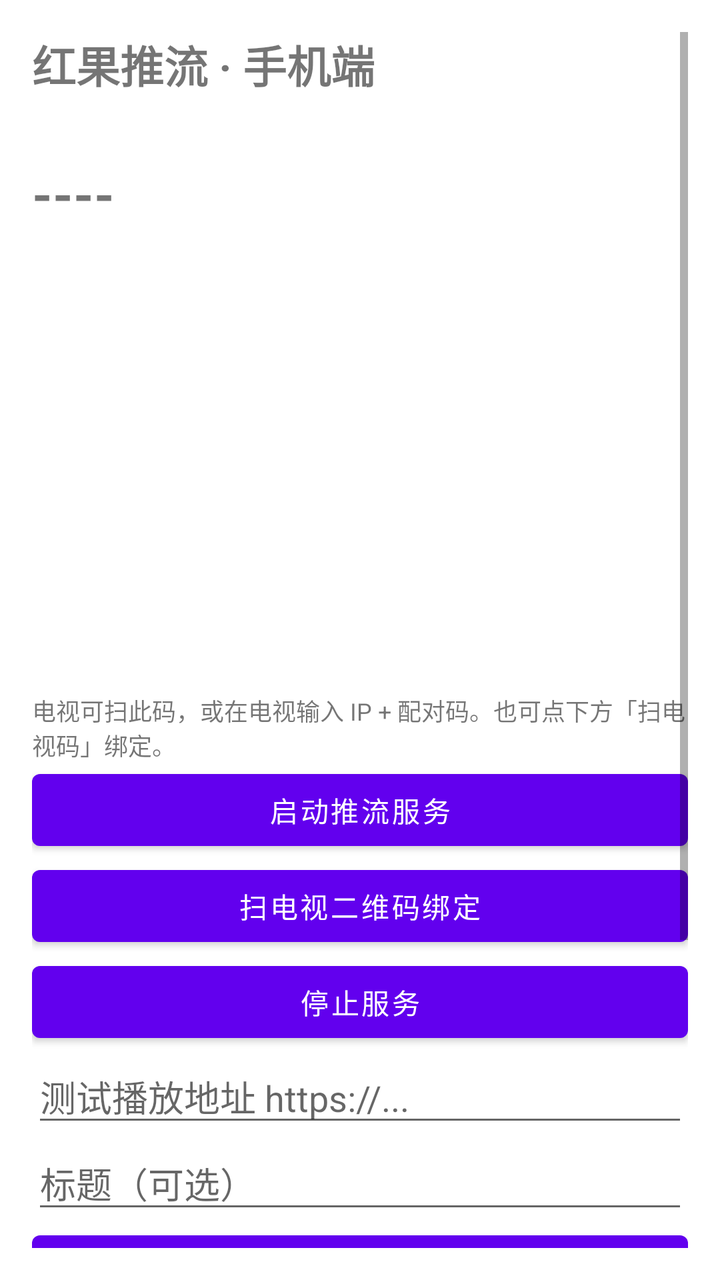
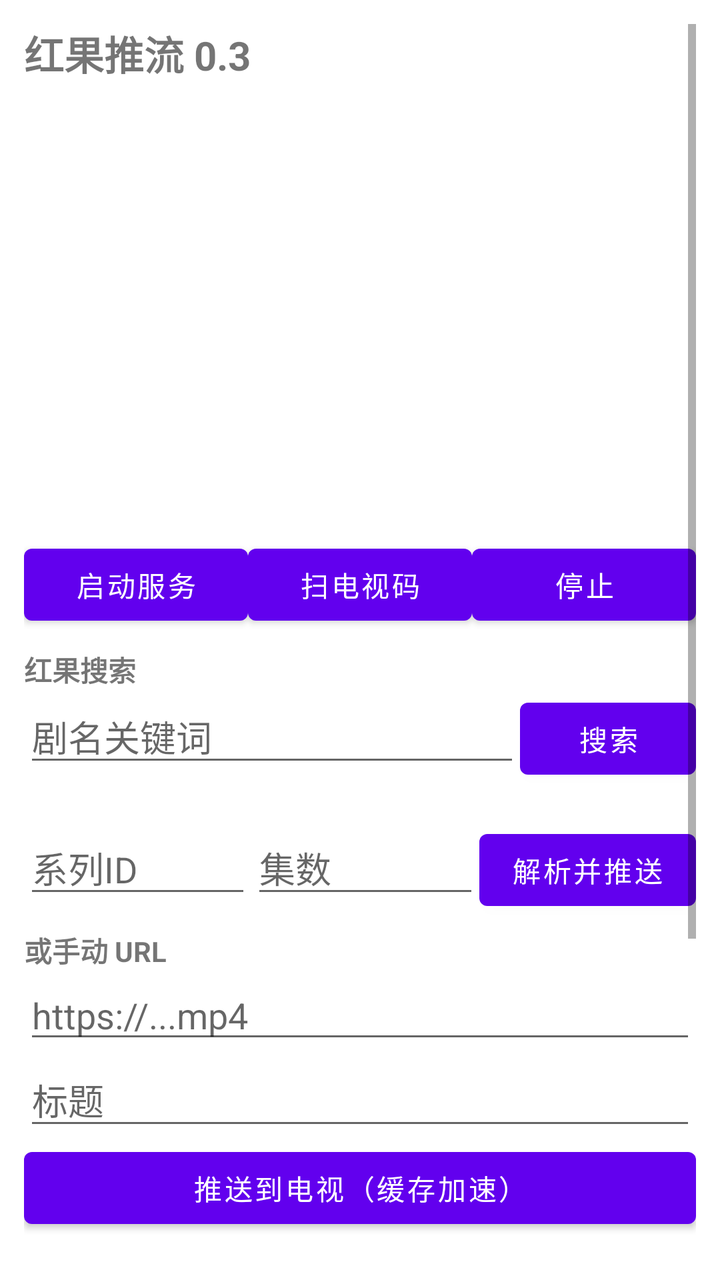

The first picture is an Android layout as it rendered before a commit; the second is the same layout after the commit. The layout source and the unified diff follow.
<!-- AndroidManifest.xml: application theme Theme.HongguoPhone -->
<!-- res/layout/activity_main.xml -->
<?xml version="1.0" encoding="utf-8"?>
<ScrollView xmlns:android="http://schemas.android.com/apk/res/android"
    android:layout_width="match_parent"
    android:layout_height="match_parent"
    android:padding="16dp">
    <LinearLayout
        android:orientation="vertical"
        android:layout_width="match_parent"
        android:layout_height="wrap_content">
        <TextView android:layout_width="match_parent" android:layout_height="wrap_content"
            android:text="红果推流 · 手机端" android:textSize="22sp" android:textStyle="bold" />
        <TextView android:id="@+id/status" android:layout_width="match_parent"
            android:layout_height="wrap_content" android:layout_marginTop="8dp" android:textSize="14sp" />
        <TextView android:id="@+id/pairCode" android:layout_width="match_parent"
            android:layout_height="wrap_content" android:textSize="26sp" android:textStyle="bold"
            android:layout_marginTop="4dp" android:text="----" />
        <ImageView android:id="@+id/qrImage" android:layout_width="220dp" android:layout_height="220dp"
            android:layout_gravity="center_horizontal" android:layout_marginTop="8dp"
            android:contentDescription="绑定二维码" />
        <TextView android:layout_width="match_parent" android:layout_height="wrap_content"
            android:text="电视可扫此码，或在电视输入 IP + 配对码。也可点下方「扫电视码」绑定。"
            android:textSize="12sp" android:layout_marginTop="4dp" />

        <Button android:id="@+id/btnStart" android:layout_width="match_parent"
            android:layout_height="wrap_content" android:text="启动推流服务" />
        <Button android:id="@+id/btnScanTv" android:layout_width="match_parent"
            android:layout_height="wrap_content" android:text="扫电视二维码绑定" />
        <Button android:id="@+id/btnStop" android:layout_width="match_parent"
            android:layout_height="wrap_content" android:text="停止服务" />

        <EditText android:id="@+id/urlInput" android:layout_width="match_parent"
            android:layout_height="wrap_content" android:hint="测试播放地址 https://..."
            android:inputType="textUri" android:minLines="2" />
        <EditText android:id="@+id/titleInput" android:layout_width="match_parent"
            android:layout_height="wrap_content" android:hint="标题（可选）" android:inputType="text" />
        <Button android:id="@+id/btnPush" android:layout_width="match_parent"
            android:layout_height="wrap_content" android:text="推送到电视" />

        <TextView android:layout_width="match_parent" android:layout_height="wrap_content"
            android:layout_marginTop="12dp" android:textStyle="bold" android:text="播放控制（电视跟随）" />
        <LinearLayout android:orientation="horizontal" android:layout_width="match_parent"
            android:layout_height="wrap_content">
            <Button android:id="@+id/btnPlay" android:layout_width="0dp" android:layout_weight="1"
                android:layout_height="wrap_content" android:text="播放" />
            <Button android:id="@+id/btnPause" android:layout_width="0dp" android:layout_weight="1"
                android:layout_height="wrap_content" android:text="暂停" />
            <Button android:id="@+id/btnNext" android:layout_width="0dp" android:layout_weight="1"
                android:layout_height="wrap_content" android:text="下一集" />
        </LinearLayout>
        <TextView android:layout_width="match_parent" android:layout_height="wrap_content" android:text="倍速" />
        <LinearLayout android:orientation="horizontal" android:layout_width="match_parent"
            android:layout_height="wrap_content">
            <Button android:id="@+id/btnSp075" android:layout_width="0dp" android:layout_weight="1"
                android:layout_height="wrap_content" android:text="0.75" />
            <Button android:id="@+id/btnSp10" android:layout_width="0dp" android:layout_weight="1"
                android:layout_height="wrap_content" android:text="1.0" />
            <Button android:id="@+id/btnSp125" android:layout_width="0dp" android:layout_weight="1"
                android:layout_height="wrap_content" android:text="1.25" />
            <Button android:id="@+id/btnSp15" android:layout_width="0dp" android:layout_weight="1"
                android:layout_height="wrap_content" android:text="1.5" />
            <Button android:id="@+id/btnSp20" android:layout_width="0dp" android:layout_weight="1"
                android:layout_height="wrap_content" android:text="2.0" />
        </LinearLayout>
        <androidx.appcompat.widget.SwitchCompat
            android:id="@+id/switchAutoNext"
            android:layout_width="match_parent"
            android:layout_height="wrap_content"
            android:text="自动连播下一集"
            android:checked="true" />
    </LinearLayout>
</ScrollView>
<!-- resources referenced by this layout -->
<resources>
  <style name="Theme.HongguoPhone" parent="Theme.MaterialComponents.DayNight.NoActionBar" />
</resources>

<!-- the commit's change to res/layout/activity_main.xml (unified diff, before → after) -->
@@ -2,44 +2,63 @@
 <ScrollView xmlns:android="http://schemas.android.com/apk/res/android"
     android:layout_width="match_parent"
     android:layout_height="match_parent"
-    android:padding="16dp">
-    <LinearLayout
-        android:orientation="vertical"
-        android:layout_width="match_parent"
+    android:padding="12dp">
+    <LinearLayout android:orientation="vertical" android:layout_width="match_parent"
         android:layout_height="wrap_content">
         <TextView android:layout_width="match_parent" android:layout_height="wrap_content"
-            android:text="红果推流 · 手机端" android:textSize="22sp" android:textStyle="bold" />
+            android:text="红果推流 0.3" android:textSize="20sp" android:textStyle="bold" />
         <TextView android:id="@+id/status" android:layout_width="match_parent"
-            android:layout_height="wrap_content" android:layout_marginTop="8dp" android:textSize="14sp" />
+            android:layout_height="wrap_content" android:textSize="13sp" />
         <TextView android:id="@+id/pairCode" android:layout_width="match_parent"
-            android:layout_height="wrap_content" android:textSize="26sp" android:textStyle="bold"
-            android:layout_marginTop="4dp" android:text="----" />
-        <ImageView android:id="@+id/qrImage" android:layout_width="220dp" android:layout_height="220dp"
-            android:layout_gravity="center_horizontal" android:layout_marginTop="8dp"
-            android:contentDescription="绑定二维码" />
-        <TextView android:layout_width="match_parent" android:layout_height="wrap_content"
-            android:text="电视可扫此码，或在电视输入 IP + 配对码。也可点下方「扫电视码」绑定。"
-            android:textSize="12sp" android:layout_marginTop="4dp" />
-
-        <Button android:id="@+id/btnStart" android:layout_width="match_parent"
-            android:layout_height="wrap_content" android:text="启动推流服务" />
-        <Button android:id="@+id/btnScanTv" android:layout_width="match_parent"
-            android:layout_height="wrap_content" android:text="扫电视二维码绑定" />
-        <Button android:id="@+id/btnStop" android:layout_width="match_parent"
-            android:layout_height="wrap_content" android:text="停止服务" />
-
-        <EditText android:id="@+id/urlInput" android:layout_width="match_parent"
-            android:layout_height="wrap_content" android:hint="测试播放地址 https://..."
-            android:inputType="textUri" android:minLines="2" />
-        <EditText android:id="@+id/titleInput" android:layout_width="match_parent"
-            android:layout_height="wrap_content" android:hint="标题（可选）" android:inputType="text" />
-        <Button android:id="@+id/btnPush" android:layout_width="match_parent"
-            android:layout_height="wrap_content" android:text="推送到电视" />
+            android:layout_height="wrap_content" android:textSize="22sp" android:textStyle="bold" />
+        <ImageView android:id="@+id/qrImage" android:layout_width="180dp" android:layout_height="180dp"
+            android:layout_gravity="center_horizontal" android:contentDescription="qr" />
+        <LinearLayout android:orientation="horizontal" android:layout_width="match_parent"
+            android:layout_height="wrap_content">
+            <Button android:id="@+id/btnStart" android:layout_width="0dp" android:layout_weight="1"
+                android:layout_height="wrap_content" android:text="启动服务" />
+            <Button android:id="@+id/btnScanTv" android:layout_width="0dp" android:layout_weight="1"
+                android:layout_height="wrap_content" android:text="扫电视码" />
+            <Button android:id="@+id/btnStop" android:layout_width="0dp" android:layout_weight="1"
+                android:layout_height="wrap_content" android:text="停止" />
+        </LinearLayout>
 
         <TextView android:layout_width="match_parent" android:layout_height="wrap_content"
-            android:layout_marginTop="12dp" android:textStyle="bold" android:text="播放控制（电视跟随）" />
+            android:textStyle="bold" android:text="红果搜索" android:layout_marginTop="8dp" />
         <LinearLayout android:orientation="horizontal" android:layout_width="match_parent"
             android:layout_height="wrap_content">
+            <EditText android:id="@+id/searchInput" android:layout_width="0dp" android:layout_weight="1"
+                android:layout_height="wrap_content" android:hint="剧名关键词" />
+            <Button android:id="@+id/btnSearch" android:layout_width="wrap_content"
+                android:layout_height="wrap_content" android:text="搜索" />
+        </LinearLayout>
+        <TextView android:id="@+id/searchResult" android:layout_width="match_parent"
+            android:layout_height="wrap_content" android:textSize="13sp" android:textIsSelectable="true" />
+        <LinearLayout android:orientation="horizontal" android:layout_width="match_parent"
+            android:layout_height="wrap_content">
+            <EditText android:id="@+id/seriesInput" android:layout_width="0dp" android:layout_weight="1"
+                android:layout_height="wrap_content" android:hint="系列ID" android:inputType="number" />
+            <EditText android:id="@+id/epInput" android:layout_width="0dp" android:layout_weight="1"
+                android:layout_height="wrap_content" android:hint="集数" android:inputType="number" />
+            <Button android:id="@+id/btnResolve" android:layout_width="wrap_content"
+                android:layout_height="wrap_content" android:text="解析并推送" />
+        </LinearLayout>
+
+        <TextView android:layout_width="match_parent" android:layout_height="wrap_content"
+            android:textStyle="bold" android:text="或手动 URL" android:layout_marginTop="6dp" />
+        <EditText android:id="@+id/urlInput" android:layout_width="match_parent"
+            android:layout_height="wrap_content" android:hint="https://...mp4" android:inputType="textUri" />
+        <EditText android:id="@+id/titleInput" android:layout_width="match_parent"
+            android:layout_height="wrap_content" android:hint="标题" />
+        <Button android:id="@+id/btnPush" android:layout_width="match_parent"
+            android:layout_height="wrap_content" android:text="推送到电视（缓存加速）" />
+
+        <TextView android:layout_width="match_parent" android:layout_height="wrap_content"
+            android:textStyle="bold" android:text="遥控" android:layout_marginTop="8dp" />
+        <LinearLayout android:orientation="horizontal" android:layout_width="match_parent"
+            android:layout_height="wrap_content">
+            <Button android:id="@+id/btnPrev" android:layout_width="0dp" android:layout_weight="1"
+                android:layout_height="wrap_content" android:text="上一集" />
             <Button android:id="@+id/btnPlay" android:layout_width="0dp" android:layout_weight="1"
                 android:layout_height="wrap_content" android:text="播放" />
             <Button android:id="@+id/btnPause" android:layout_width="0dp" android:layout_weight="1"
@@ -47,25 +66,26 @@
             <Button android:id="@+id/btnNext" android:layout_width="0dp" android:layout_weight="1"
                 android:layout_height="wrap_content" android:text="下一集" />
         </LinearLayout>
-        <TextView android:layout_width="match_parent" android:layout_height="wrap_content" android:text="倍速" />
         <LinearLayout android:orientation="horizontal" android:layout_width="match_parent"
             android:layout_height="wrap_content">
             <Button android:id="@+id/btnSp075" android:layout_width="0dp" android:layout_weight="1"
-                android:layout_height="wrap_content" android:text="0.75" />
+                android:layout_height="wrap_content" android:text="0.75x" />
             <Button android:id="@+id/btnSp10" android:layout_width="0dp" android:layout_weight="1"
-                android:layout_height="wrap_content" android:text="1.0" />
+                android:layout_height="wrap_content" android:text="1x" />
             <Button android:id="@+id/btnSp125" android:layout_width="0dp" android:layout_weight="1"
-                android:layout_height="wrap_content" android:text="1.25" />
+                android:layout_height="wrap_content" android:text="1.25x" />
             <Button android:id="@+id/btnSp15" android:layout_width="0dp" android:layout_weight="1"
-                android:layout_height="wrap_content" android:text="1.5" />
+                android:layout_height="wrap_content" android:text="1.5x" />
             <Button android:id="@+id/btnSp20" android:layout_width="0dp" android:layout_weight="1"
-                android:layout_height="wrap_content" android:text="2.0" />
+                android:layout_height="wrap_content" android:text="2x" />
         </LinearLayout>
-        <androidx.appcompat.widget.SwitchCompat
-            android:id="@+id/switchAutoNext"
-            android:layout_width="match_parent"
-            android:layout_height="wrap_content"
-            android:text="自动连播下一集"
-            android:checked="true" />
+        <androidx.appcompat.widget.SwitchCompat android:id="@+id/switchAutoNext"
+            android:layout_width="match_parent" android:layout_height="wrap_content"
+            android:text="自动连播" android:checked="true" />
+        <androidx.appcompat.widget.SwitchCompat android:id="@+id/switchProxy"
+            android:layout_width="match_parent" android:layout_height="wrap_content"
+            android:text="手机缓存推流（更流畅）" android:checked="true" />
+        <TextView android:id="@+id/cacheStatus" android:layout_width="match_parent"
+            android:layout_height="wrap_content" android:textSize="12sp" />
     </LinearLayout>
 </ScrollView>
